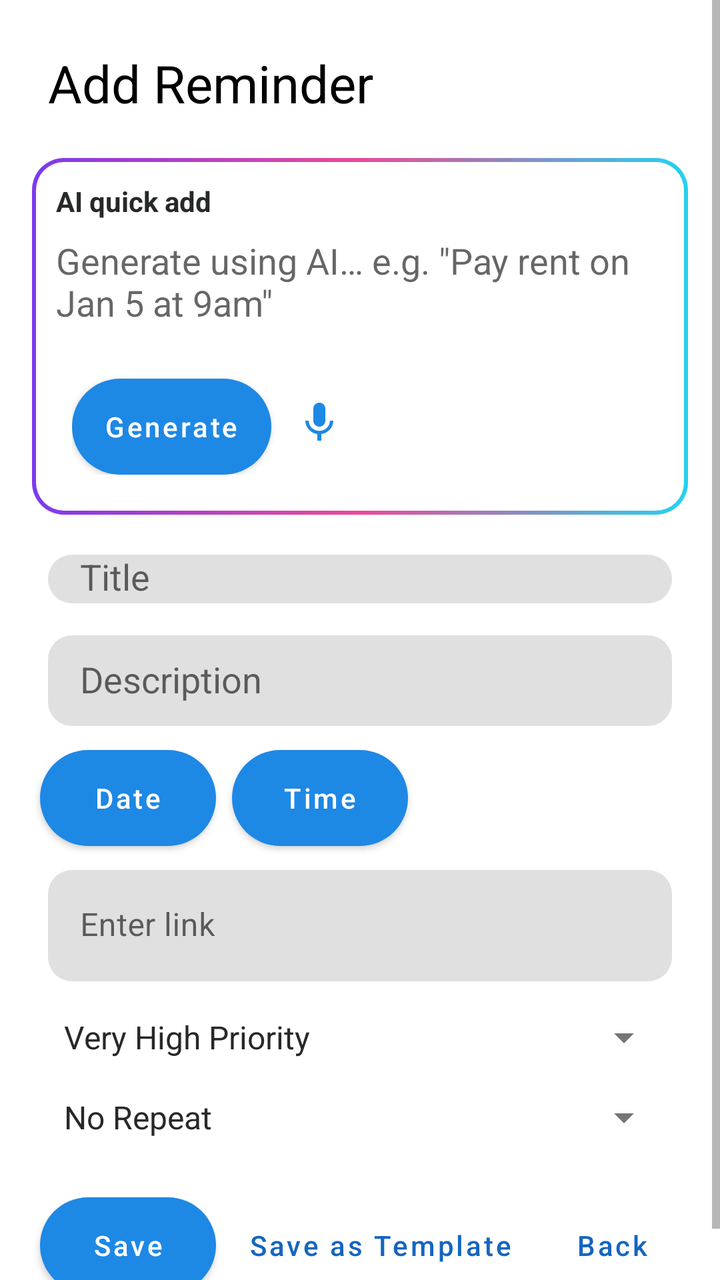
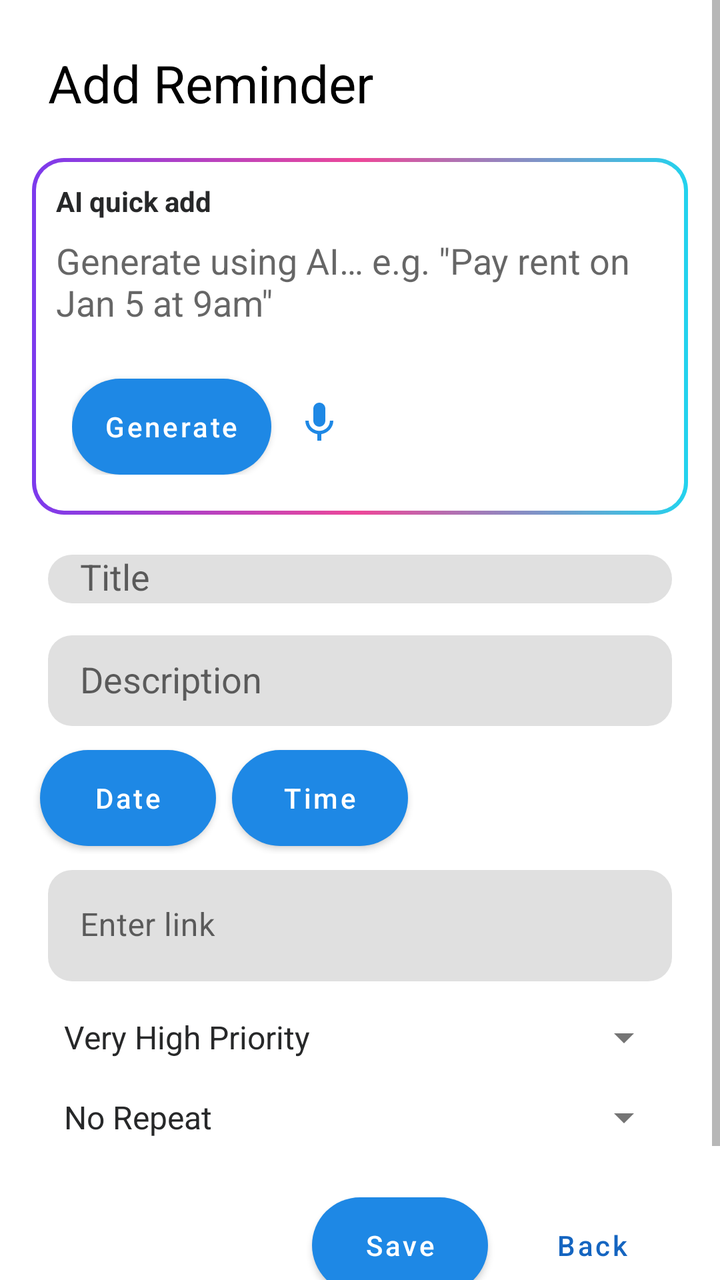

Before-and-after screenshots of an Android layout around one commit, followed by the original layout XML and the change that was made.
<!-- AndroidManifest.xml: application theme Theme.Nudge -->
<!-- res/layout/fragment_reminder.xml -->
<LinearLayout xmlns:android="http://schemas.android.com/apk/res/android"
    android:layout_width="match_parent"
    android:layout_height="match_parent"
    xmlns:app="http://schemas.android.com/apk/res-auto"
    android:orientation="vertical">

    <com.google.android.material.progressindicator.LinearProgressIndicator
        android:id="@+id/topLoading"
        android:layout_width="match_parent"
        android:layout_height="4dp"
        android:indeterminate="true"
        android:visibility="gone" />

    <ScrollView
        android:layout_width="match_parent"
        android:layout_height="match_parent"
        android:fillViewport="true">

        <LinearLayout
            android:layout_width="match_parent"
            android:layout_height="wrap_content"
            android:orientation="vertical"
            android:padding="16dp">

            <TextView
                android:id="@+id/pageTitle"
                android:layout_width="wrap_content"
                android:layout_height="wrap_content"
                android:textSize="26sp"
                android:text="Add Reminder"
                android:layout_margin="8dp"
                android:textColor="?attr/colorOnSurface"/>


            
            <LinearLayout
                android:id="@+id/aiBox"
                android:layout_width="match_parent"
                android:layout_height="wrap_content"
                android:layout_marginTop="12dp"
                android:padding="12dp"
                android:orientation="vertical"
                android:background="@drawable/bg_ai_gradient">

                <TextView
                    android:layout_width="wrap_content"
                    android:layout_height="wrap_content"
                    android:text="AI quick add"
                    android:textStyle="bold"
                    android:textColor="@color/colorTextPrimary"
                    android:textSize="14sp" />

                <EditText
                    android:id="@+id/aiInputEditText"
                    android:layout_width="match_parent"
                    android:layout_height="wrap_content"
                    android:layout_marginTop="8dp"
                    android:hint="Generate using AI… e.g. &quot;Pay rent on Jan 5 at 9am&quot;"
                    android:textColor="@android:color/white"
                    android:background="@android:color/transparent"
                    android:inputType="textCapSentences|textMultiLine"
                    android:minLines="2"
                    android:maxLines="4" />
                <LinearLayout
                    android:id="@+id/aiActionBox"
                    android:layout_width="match_parent"
                    android:layout_height="wrap_content"
                    android:layout_marginTop="8dp"
                    android:padding="8dp"
                    android:orientation="horizontal">
                    <Button
                        android:id="@+id/aiGenerateButton"
                        android:layout_width="wrap_content"
                        android:layout_height="wrap_content"
                        android:layout_marginTop="10dp"
                        android:text="Generate"
                        android:textAllCaps="false"
                        android:background="@drawable/rounded_corner"
                        android:backgroundTint="#FFFFFF" />
                    <ImageButton
                        android:id="@+id/voiceButton"
                        android:layout_width="48dp"
                        android:layout_height="48dp"
                        android:layout_marginTop="8dp"
                        android:background="?attr/selectableItemBackgroundBorderless"
                        android:contentDescription="Start recording"
                        android:src="@drawable/ic_mic"
                        app:tint="@color/mic_tint" />
                </LinearLayout>
            </LinearLayout>

            <com.google.android.material.textfield.TextInputLayout
                android:layout_width="match_parent"
                android:layout_height="wrap_content"
                android:layout_marginTop="20dp"
                android:layout_marginStart="8dp"
                android:layout_marginEnd="8dp"
                android:layout_marginBottom="8dp"
                android:hint="Title"
                style="@style/Widget.MaterialComponents.TextInputLayout.FilledBox"
                app:boxCornerRadiusTopStart="12dp"
                app:boxCornerRadiusTopEnd="12dp"
                app:boxCornerRadiusBottomStart="12dp"
                app:boxCornerRadiusBottomEnd="12dp"
                app:boxStrokeWidth="0dp"
                app:boxStrokeWidthFocused="0dp">
                <com.google.android.material.textfield.MaterialAutoCompleteTextView
                    android:id="@+id/titleEditText"
                    android:layout_width="match_parent"
                    android:layout_height="wrap_content"
                    android:paddingStart="16dp" />
            </com.google.android.material.textfield.TextInputLayout>

            <com.google.android.material.textfield.TextInputLayout
                android:layout_width="match_parent"
                android:layout_height="wrap_content"
                android:layout_margin="8dp"
                android:hint="Description"
                style="@style/Widget.MaterialComponents.TextInputLayout.FilledBox"
                app:boxCornerRadiusTopStart="12dp"
                app:boxCornerRadiusTopEnd="12dp"
                app:boxCornerRadiusBottomStart="12dp"
                app:boxCornerRadiusBottomEnd="12dp"
                app:boxStrokeWidth="0dp"
                app:boxStrokeWidthFocused="0dp">
                <com.google.android.material.textfield.MaterialAutoCompleteTextView
                    android:id="@+id/descriptionEditText"
                    android:layout_width="match_parent"
                    android:layout_height="wrap_content"
                    android:paddingStart="16dp"
                    android:inputType="textCapSentences|textMultiLine"
                    android:minLines="2" />
            </com.google.android.material.textfield.TextInputLayout>

            <LinearLayout
                android:layout_width="wrap_content"
                android:layout_height="wrap_content"
                android:orientation="horizontal"
                android:gravity="center_vertical">
                <Button
                    android:id="@+id/dateButton"
                    android:layout_width="match_parent"
                    android:layout_height="wrap_content"
                    android:background="@drawable/rounded_corner"
                    android:layout_margin="4dp"
                    android:textAllCaps="false"
                    android:text="Date" />

                <Button
                    android:id="@+id/timeButton"
                    android:layout_width="match_parent"
                    android:layout_height="wrap_content"
                    android:background="@drawable/rounded_corner"
                    android:layout_margin="4dp"
                    android:textAllCaps="false"
                    android:text="Time" />
            </LinearLayout>

            <EditText
                android:id="@+id/idEditText"
                android:layout_width="match_parent"
                android:layout_height="wrap_content"
                android:visibility="gone"
                android:layout_margin="8dp" />

            <com.google.android.material.textfield.TextInputLayout
                android:layout_width="match_parent"
                android:layout_height="wrap_content"
                android:layout_margin="8dp"
                android:hint="Enter link"
                style="@style/Widget.MaterialComponents.TextInputLayout.FilledBox"
                app:boxCornerRadiusTopStart="12dp"
                app:boxCornerRadiusTopEnd="12dp"
                app:boxCornerRadiusBottomStart="12dp"
                app:boxCornerRadiusBottomEnd="12dp"
                app:boxStrokeWidth="0dp"
                app:boxStrokeWidthFocused="0dp">
                <com.google.android.material.textfield.TextInputEditText
                    android:id="@+id/linkEditText"
                    android:paddingStart="16dp"
                    android:layout_width="match_parent"
                    android:layout_height="wrap_content"
                    android:singleLine="true"
                    android:imeOptions="actionDone"
                    android:inputType="textUri" />
            </com.google.android.material.textfield.TextInputLayout>

            <EditText
                android:id="@+id/passwordEditText"
                android:layout_width="match_parent"
                android:layout_height="wrap_content"
                android:hint="Enter key"
                android:visibility="gone"
                android:inputType="textPassword"
                android:singleLine="true"
                android:layout_margin="8dp"
                android:imeOptions="actionDone" />

            <Spinner
                android:id="@+id/prioritySpinner"
                android:layout_width="match_parent"
                android:layout_height="wrap_content"
                android:layout_margin="8dp"
                android:entries="@array/priority_array" />

            <Spinner
                android:id="@+id/repeatSpinner"
                android:layout_width="match_parent"
                android:layout_height="wrap_content"
                android:layout_margin="8dp"
                android:entries="@array/repeat_array" />

            <Spinner
                android:id="@+id/snoozeSpinner"
                android:layout_width="match_parent"
                android:layout_height="wrap_content"
                android:layout_margin="8dp"
                android:visibility="gone"
                android:entries="@array/snooze_array" />

            <LinearLayout
                android:layout_width="match_parent"
                android:layout_height="wrap_content"
                android:layout_marginTop="16dp"
                android:orientation="horizontal"
                android:gravity="end|center_vertical">
                <Button
                    android:id="@+id/saveButton"
                    android:layout_width="wrap_content"
                    android:layout_height="wrap_content"
                    android:background="@drawable/rounded_corner"
                    android:layout_margin="4dp"
                    android:textAllCaps="false"
                    android:text="Save" />

                <Button
                    android:id="@+id/saveTemplateButton"
                    style="@style/Widget.MaterialComponents.Button.TextButton"
                    android:layout_width="wrap_content"
                    android:layout_height="wrap_content"
                    android:text="Save as Template"
                    android:textAllCaps="false"
                    android:textColor="@color/colorPrimaryDark"
                    android:layout_margin="4dp"
                    android:layout_gravity="center" />

                <Button
                    android:id="@+id/goBackButton"
                    style="@style/Widget.MaterialComponents.Button.TextButton"
                    android:layout_width="wrap_content"
                    android:layout_height="wrap_content"
                    android:text="Back"
                    android:textAllCaps="false"
                    android:textColor="@color/colorPrimaryDark"
                    android:layout_margin="4dp"
                    android:layout_gravity="center" />
            </LinearLayout>

        </LinearLayout>
    </ScrollView>

</LinearLayout>
<!-- resources referenced by this layout -->
<resources>
  <string-array name="priority_array">
          <item>Very High Priority</item>
          <item>High Priority</item>
          <item>Medium Priority</item>
          <item>Low Priority</item>
      </string-array>
  <string-array name="repeat_array">
          <item>No Repeat</item>
          <item>Weekly</item>
          <item>Biweekly</item>
      </string-array>
  <string-array name="snooze_array">
          <item>One Reminder</item>
          <item>Two Reminders</item>
          <item>Three Reminders</item>
      </string-array>
  <color name="colorPrimaryDark">#1565C0</color>
  <color name="colorTextPrimary">#272829</color>
  <!-- drawable bg_ai_gradient (drawable) -->
  <layer-list xmlns:android="http://schemas.android.com/apk/res/android">
  
      
      <item>
          <shape android:shape="rectangle">
              <corners android:radius="16dp" />
              <gradient
                  android:type="linear"
                  android:angle="0"
                  android:startColor="#7C3AED"
                  android:centerColor="#EC4899"
                  android:endColor="#22D3EE" />
          </shape>
      </item>
  
      
      <item
          android:left="2dp"
          android:top="2dp"
          android:right="2dp"
          android:bottom="2dp">
          <shape android:shape="rectangle">
              <corners android:radius="14dp" />
              <solid android:color="?attr/colorSurface" />
          </shape>
      </item>
  
  </layer-list>
  <!-- drawable ic_mic (drawable) -->
  <vector xmlns:android="http://schemas.android.com/apk/res/android" android:height="24dp" android:tint="#FFFFFF" android:viewportHeight="24" android:viewportWidth="24" android:width="24dp">
        
      <path android:fillColor="@android:color/white" android:pathData="M12,14c1.66,0 2.99,-1.34 2.99,-3L15,5c0,-1.66 -1.34,-3 -3,-3S9,3.34 9,5v6c0,1.66 1.34,3 3,3zM17.3,11c0,3 -2.54,5.1 -5.3,5.1S6.7,14 6.7,11L5,11c0,3.41 2.72,6.23 6,6.72L11,21h2v-3.28c3.28,-0.48 6,-3.3 6,-6.72h-1.7z"/>
      
  </vector>
  <!-- drawable rounded_corner (drawable) -->
  <shape xmlns:android="http://schemas.android.com/apk/res/android">
      <solid android:color="@color/white" />
      <corners android:radius="30dp" />
  </shape>
  <style name="Theme.Nudge" parent="Theme.MaterialComponents.DayNight.NoActionBar">
          
          <item name="colorPrimary">@color/colorPrimary</item>
          <item name="colorPrimaryVariant">@color/colorPrimaryDark</item>
          <item name="colorOnPrimary">@color/white</item>
          
          <item name="colorSecondary">@color/colorAccent</item>
          <item name="colorSecondaryVariant">@color/colorAccent</item>
          <item name="colorOnSecondary">@color/black</item>
          
          <item name="android:colorBackground">@color/colorBackground</item>
          
          <item name="android:textColorPrimary">@color/colorTextPrimary</item>
          <item name="android:textColorSecondary">@color/colorTextSecondary</item>
          
          <item name="android:windowBackground">@color/colorBackground</item>
          <item name="android:statusBarColor">@color/colorTheme</item>
      </style>
  <color name="white">#FFFFFFFF</color>
  <color name="colorPrimary">#1E88E5</color>
  <color name="colorAccent">#B0B0B0</color>
  <color name="black">#FF000000</color>
  <color name="colorBackground">#FFFFFF</color>
  <color name="colorTextSecondary">#757575</color>
  <color name="colorTheme">#58CBFF</color>
</resources>

<!-- the commit's change to res/layout/fragment_reminder.xml (unified diff, before → after) -->
@@ -234,17 +234,6 @@
                     android:text="Save" />
 
                 <Button
-                    android:id="@+id/saveTemplateButton"
-                    style="@style/Widget.MaterialComponents.Button.TextButton"
-                    android:layout_width="wrap_content"
-                    android:layout_height="wrap_content"
-                    android:text="Save as Template"
-                    android:textAllCaps="false"
-                    android:textColor="@color/colorPrimaryDark"
-                    android:layout_margin="4dp"
-                    android:layout_gravity="center" />
-
-                <Button
                     android:id="@+id/goBackButton"
                     style="@style/Widget.MaterialComponents.Button.TextButton"
                     android:layout_width="wrap_content"
@@ -256,6 +245,18 @@
                     android:layout_gravity="center" />
             </LinearLayout>
 
+            
+            <Button
+                android:id="@+id/saveTemplateButton"
+                style="@style/Widget.MaterialComponents.Button.TextButton"
+                android:layout_width="wrap_content"
+                android:layout_height="wrap_content"
+                android:layout_gravity="end"
+                android:layout_marginHorizontal="4dp"
+                android:text="Save as Template"
+                android:textAllCaps="false"
+                android:textColor="@color/colorPrimaryDark" />
+
         </LinearLayout>
     </ScrollView>
 
